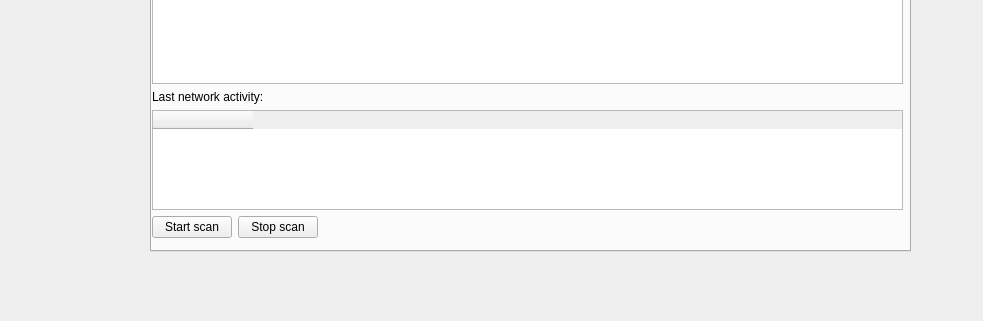
maximss635/SPBPU-MSPZA, file gui/main_window.ui: the form before one commit; both pictures show x 0 to 983 and y 279 to 600 of the 1338 by 600 pixel window.
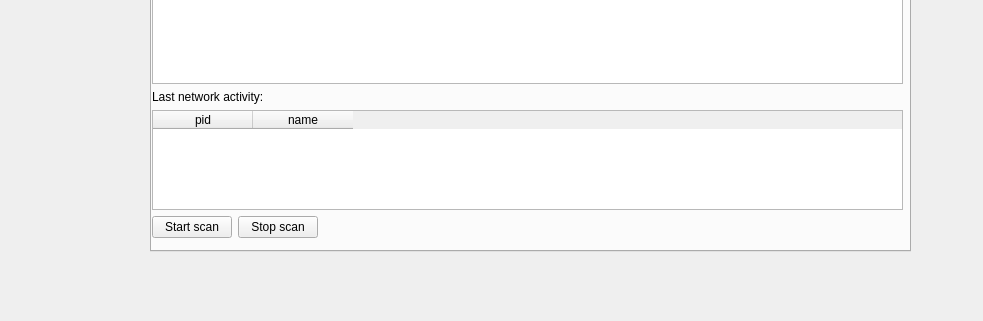
The form after the commit.

Patch:
```diff
--- a/gui/main_window.ui
+++ b/gui/main_window.ui
@@ -76,7 +76,12 @@
          </property>
          <column>
           <property name="text">
-           <string/>
+           <string>pid</string>
+          </property>
+         </column>
+         <column>
+          <property name="text">
+           <string>name</string>
           </property>
          </column>
         </widget>
```
